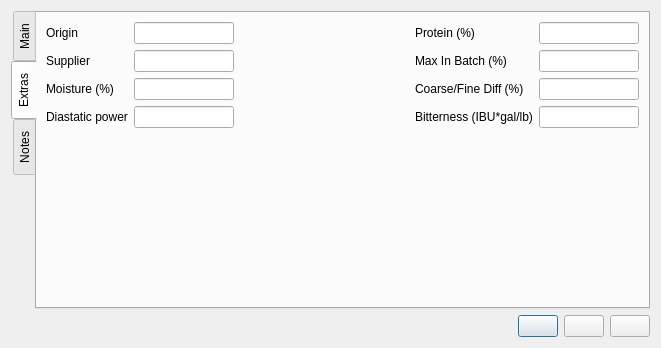
Qt form ui/fermentableEditor.ui (Brewken/brewken) before a commit.
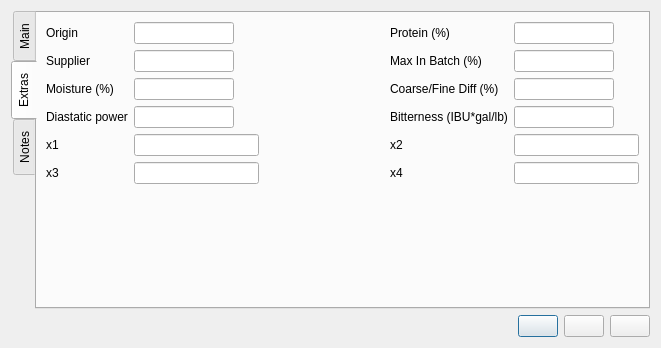
The same form after that commit. The open tabs and pages were chosen to show the change. Icons and pictures are not drawn. Custom widgets are drawn as their Qt base class.

Commit message: Start pulling out common base from Editors

```diff
--- a/ui/fermentableEditor.ui
+++ b/ui/fermentableEditor.ui
@@ -567,7 +567,76 @@
          </property>
         </widget>
        </item>
+       <item row="4" column="0">
+        <widget class="QLabel" name="label_x1">
+         <property name="text">
+          <string>x1</string>
+         </property>
+         <property name="buddy">
+          <cstring>lineEdit_x1</cstring>
+         </property>
+        </widget>
+       </item>
        <item row="4" column="1">
+        <widget class="SmartLineEdit" name="lineEdit_x1">
+         <property name="toolTip">
+          <string>x1</string>
+         </property>
+        </widget>
+       </item>
+       <item row="4" column="3">
+        <widget class="QLabel" name="label_x2">
+         <property name="text">
+          <string>x2</string>
+         </property>
+         <property name="buddy">
+          <cstring>lineEdit_x2</cstring>
+         </property>
+        </widget>
+       </item>
+       <item row="4" column="4">
+        <widget class="SmartLineEdit" name="lineEdit_x2">
+         <property name="toolTip">
+          <string>x2</string>
+         </property>
+        </widget>
+       </item>
+       <item row="5" column="0">
+        <widget class="QLabel" name="label_x3">
+         <property name="text">
+          <string>x3</string>
+         </property>
+         <property name="buddy">
+          <cstring>lineEdit_x3</cstring>
+         </property>
+        </widget>
+       </item>
+       <item row="5" column="1">
+        <widget class="SmartLineEdit" name="lineEdit_x3">
+         <property name="toolTip">
+          <string>x3</string>
+         </property>
+        </widget>
+       </item>
+       <item row="5" column="3">
+        <widget class="QLabel" name="label_x4">
+         <property name="text">
+          <string>x4</string>
+         </property>
+         <property name="buddy">
+          <cstring>lineEdit_x4</cstring>
+         </property>
+        </widget>
+       </item>
+       <item row="5" column="4">
+        <widget class="SmartLineEdit" name="lineEdit_x4">
+         <property name="toolTip">
+          <string>x4</string>
+         </property>
+        </widget>
+       </item>
+¥¥¥ Keep going to x23! ¥¥¥
+       <item row="6" column="1">
         <spacer name="verticalSpacer_2">
          <property name="orientation">
           <enum>Qt::Vertical</enum>
```
Left out of the diff: 35 changed lines with no effect on the pictures. The commit also changes 65 other files.
